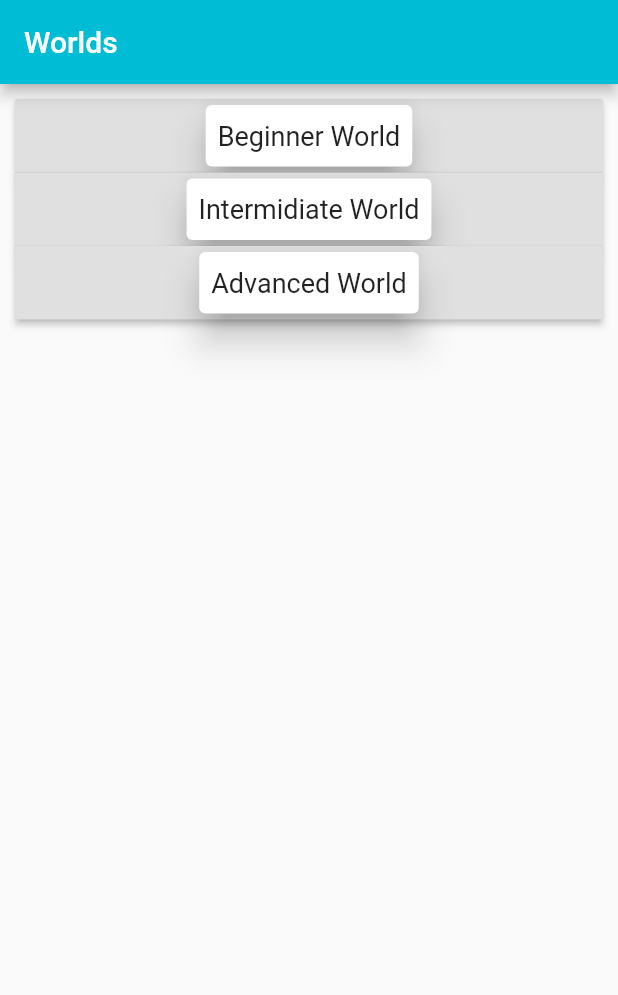
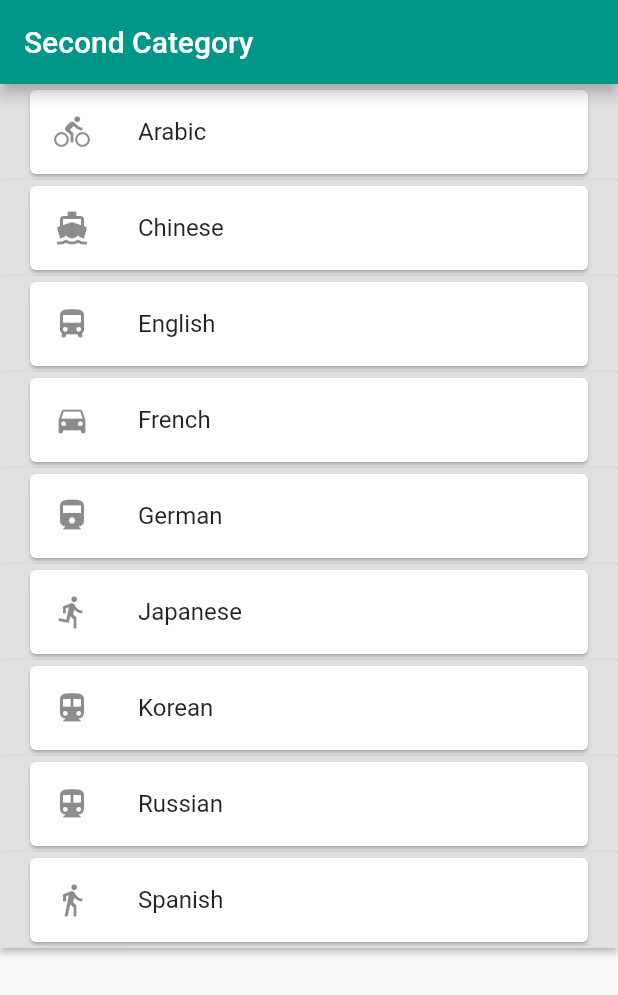
Before and after one commit to nhocconsr/flashcard, a Flutter app: the screen it shows after launch, on a phone screen of 412 x 824 dp. Shown: the top 995 px of the screen. Run offline on Flutter 3.47's test engine with Material 2 defaults, Android fonts, the phone set to English and light mode, and no system bars; our stand-ins replace flip_card.

Commit message:
made category2 list and tryied to add navication

```diff
--- a/lib/Worlds.dart
+++ b/lib/Worlds.dart
@@ -19,9 +19,9 @@ class Worlds extends StatelessWidget {
             );
           },
             child: Card(
-              elevation: 10,
+              elevation: 1,
              child:Padding(
-              padding: const EdgeInsets.symmetric (vertical: 10, horizontal: 8),
+                padding: const EdgeInsets.symmetric(vertical: 16),
               child: Text("Beginner World",
                 style: TextStyle(fontSize: 18) ,
                   ),
--- a/lib/category2.dart
+++ b/lib/category2.dart
@@ -0,0 +1,60 @@
+import 'package:flutter/material.dart';
+import './BeginnerQestions.dart';
+
+class Category2 extends StatelessWidget {
+  @override
+  Widget build(BuildContext context) {
+    return MaterialApp(
+      debugShowCheckedModeBanner: false,
+      title: 'Second Category',
+      theme: ThemeData(
+        primarySwatch: Colors.teal,
+      ),
+      home: Scaffold(
+        appBar: AppBar(title: Text('Second Category')),
+        body: BodyLayout(),
+      ),
+    );
+  }
+}
+
+class BodyLayout extends StatelessWidget {
+  @override
+  Widget build(BuildContext context) {
+    return _myListView(context);
+  }
+}
+
+    // replace this function with the code in the examples
+  Widget _myListView(BuildContext context) {
+
+      final titles = ['Arabic', 'Chinese', 'English', 'French',
+      'German', 'Japanese', 'Korean', 'Russian', 'Spanish'];
+
+      final icons = [Icons.directions_bike, Icons.directions_boat,
+      Icons.directions_bus, Icons.directions_car, Icons.directions_railway,
+      Icons.directions_run, Icons.directions_subway, Icons.directions_transit,
+      Icons.directions_walk];
+
+      return ListView.builder(
+        itemCount: titles.length,
+        itemBuilder: (context, index) {
+
+
+         return RaisedButton(
+          onPressed: (){
+            Navigator.of(context).push(MaterialPageRoute(
+              builder: (context) => Questions("Beginner World"),
+              ),
+            );
+          },
+            child:  Card( //                           <-- Card widget
+            child: ListTile(
+              leading: Icon(icons[index]),
+              title: Text(titles[index]),
+            ),
+          )
+        );
+        },
+      );
+    }
--- a/lib/main.dart
+++ b/lib/main.dart
@@ -1,8 +1,8 @@
 import 'package:flutter/material.dart';
-import './Worlds.dart';
+import './category2.dart';
 
 void main() {
   runApp(MaterialApp(
-   home: new Worlds(),
+   home: new Category2(),
   ));
 }
```
Lines whose indentation alone changed are shown as unchanged.
